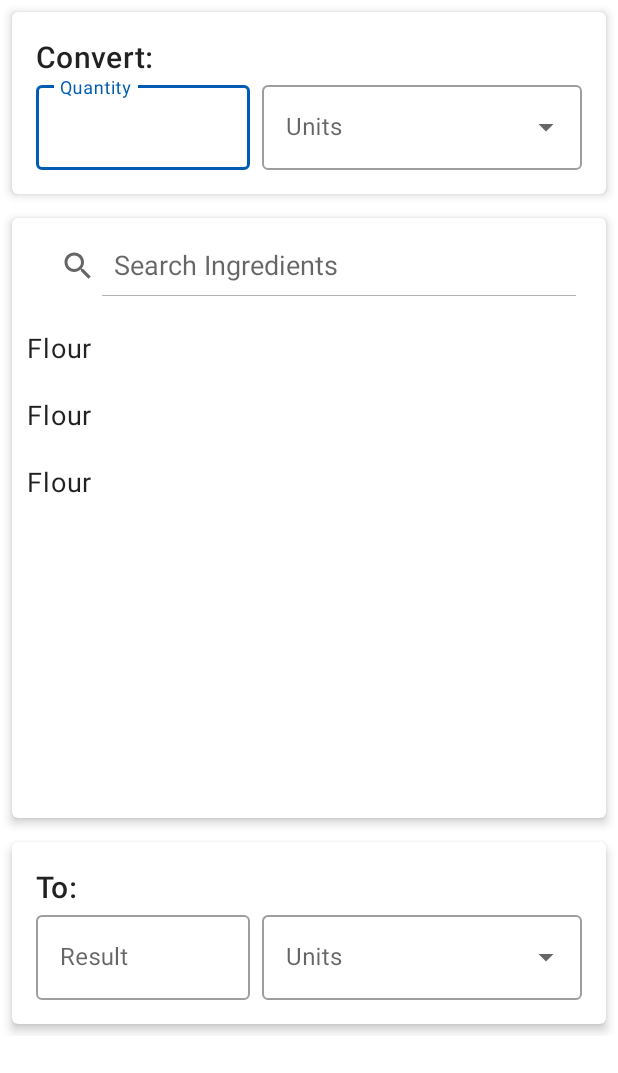
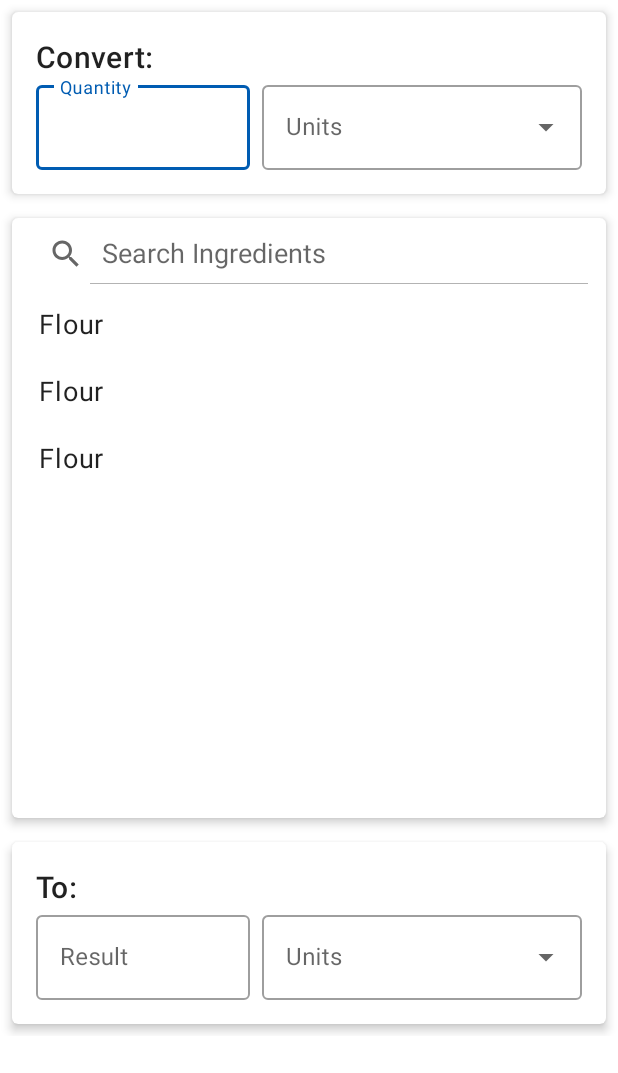
Before and after one commit to wrhenders/android-kitchen-converter, an Android app: the layout fragment_unit_converter.xml on its own in the app's theme, with its tools: preview values and no code run, on a phone screen of 412 x 824 dp. Shown: the top 1073 px of the screen. Run offline under Robolectric (Android 15) with nearby library versions, the phone set to English and light mode, and no system bars.

Commit message:
updated cardview and ingredient adapter inflater for full width selection

```diff
--- a/app/src/main/res/layout/fragment_unit_converter.xml
+++ b/app/src/main/res/layout/fragment_unit_converter.xml
@@ -95,7 +95,6 @@
                         android:id="@+id/search_bar"
                         android:layout_width="match_parent"
                         android:layout_height="wrap_content"
-                        android:layout_margin="8dp"
                         android:iconifiedByDefault="false"
                         android:padding="4dp"
                         android:queryHint="Search Ingredients"/>
@@ -103,7 +102,9 @@
                     <androidx.recyclerview.widget.RecyclerView
                         android:id="@+id/recycler_view"
                         android:layout_width="match_parent"
-                        android:layout_height="wrap_content"
+                        android:layout_height="0dp"
+                        android:layout_weight="1"
+                        android:layout_marginHorizontal="8dp"
                         tools:listitem="@layout/ingredient_item"
                         app:layoutManager="androidx.recyclerview.widget.LinearLayoutManager"/>
                 </LinearLayout>
--- a/app/src/main/res/layout/ingredient_item.xml
+++ b/app/src/main/res/layout/ingredient_item.xml
@@ -9,17 +9,12 @@
     android:layout_margin="6dp"
     app:cardCornerRadius="8dp"
     app:cardElevation="0dp">
-    <LinearLayout
-        android:layout_width="match_parent"
-        android:layout_height="wrap_content"
-        android:orientation="vertical"
-        android:padding="4dp">
         <TextView
             android:id="@+id/ingredient_text_view"
             android:layout_width="match_parent"
             android:layout_height="wrap_content"
+            android:padding="4dp"
             android:textSize="18sp"
             android:textAppearance="?attr/textAppearanceBody1"
             tools:text="Flour"/>
-    </LinearLayout>
 </androidx.cardview.widget.CardView>
```
Also changed, not shown: app/src/main/java/com/kitchen/recipeconverter/ui/unit/IngredientAdapter.kt (+5 -3 lines).
